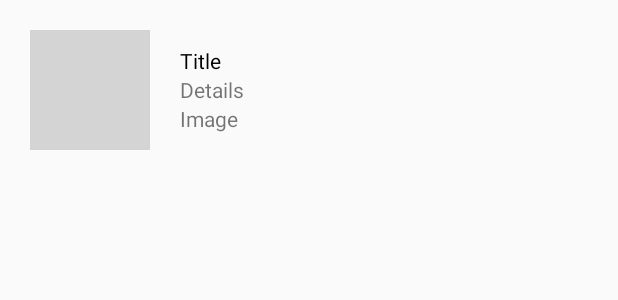
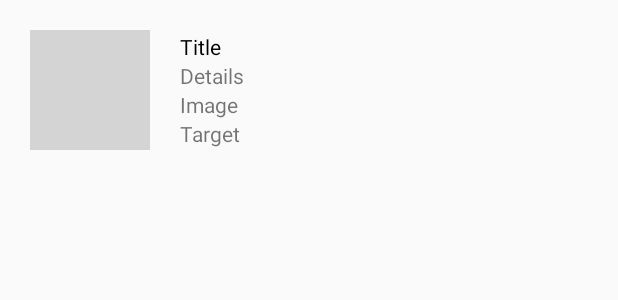
Before and after one commit to SuperAwesomeLTD/sa-mobile-sdk-android-demo, an Android app: the layout row_creatives.xml on its own in the app's theme, with its tools: preview values and no code run, on a phone screen of 412 x 824 dp. Shown: the top 300 px of the screen. Run offline under Robolectric (Android 15) with nearby library versions, the phone set to English and light mode, and no system bars.

Commit message:
3.1 - Updated SuperAwesome SDK version - Added OS Target to the Creative cell

```diff
--- a/app/build.gradle
+++ b/app/build.gradle
@@ -8,8 +8,8 @@ android {
         applicationId "aademo.superawesome.tv.awesomeadsdemo"
         minSdkVersion 17
         targetSdkVersion 23
-        versionCode 7
-        versionName "3.0"
+        versionCode 8
+        versionName "3.1"
         jackOptions {
             enabled true
         }
@@ -45,7 +45,7 @@ dependencies {
 
     compile 'com.squareup.picasso:picasso:2.5.2'
 
-    compile 'tv.superawesome.sdk:superawesome:5.5.6'
+    compile 'tv.superawesome.sdk:superawesome:5.5.7'
 
     compile project(':aadatabase')
 }
--- a/app/src/main/java/aademo/superawesome/tv/awesomeadsdemo/activities/creatives/CreativesAdapter.java
+++ b/app/src/main/java/aademo/superawesome/tv/awesomeadsdemo/activities/creatives/CreativesAdapter.java
@@ -39,7 +39,7 @@ class CreativesAdapter extends RecyclerView.Adapter<CreativesAdapter.CreativesVi
     class CreativesViewHolder extends RecyclerView.ViewHolder {
 
         ImageView creativeIcon;
-        TextView creativeName, creativeFormat, creativeSource;
+        TextView creativeName, creativeFormat, creativeSource, creativeOSTarget;
         LinearLayout creativeRoot;
 
         CreativesViewHolder(View itemView) {
@@ -48,6 +48,7 @@ class CreativesAdapter extends RecyclerView.Adapter<CreativesAdapter.CreativesVi
             creativeName = (TextView) itemView.findViewById(R.id.CreativeName);
             creativeFormat = (TextView) itemView.findViewById(R.id.CreativeFormat);
             creativeSource = (TextView) itemView.findViewById(R.id.CreativeSource);
+            creativeOSTarget = (TextView) itemView.findViewById(R.id.CreativeOsTarget);
             creativeRoot = (LinearLayout) itemView.findViewById(R.id.CreativeRoot);
         }
     }
@@ -65,6 +66,7 @@ class CreativesAdapter extends RecyclerView.Adapter<CreativesAdapter.CreativesVi
         holder.creativeName.setText(model.getCreativeName());
         holder.creativeFormat.setText(model.getCreativeFormat());
         holder.creativeSource.setText(model.getCreativeSource());
+        holder.creativeOSTarget.setText(model.getOSTarget());
         holder.creativeIcon.setImageBitmap(providers.get(position).getPlaceholder(context));
 
         if (model.getBitmap() != null) {
--- a/app/src/main/res/layout/row_creatives.xml
+++ b/app/src/main/res/layout/row_creatives.xml
@@ -38,5 +38,11 @@
             android:layout_height="wrap_content"
             android:text="Image"
             android:layout_marginEnd="12dp"/>
+        <TextView
+            android:id="@+id/CreativeOsTarget"
+            android:layout_width="match_parent"
+            android:layout_height="wrap_content"
+            android:text="Target"
+            android:layout_marginEnd="12dp"/>
     </LinearLayout>
 </LinearLayout>
```
Also changed, not shown: app/src/main/java/aademo/superawesome/tv/awesomeadsdemo/activities/creatives/CreativesViewModel.java (+8 -0 lines).
